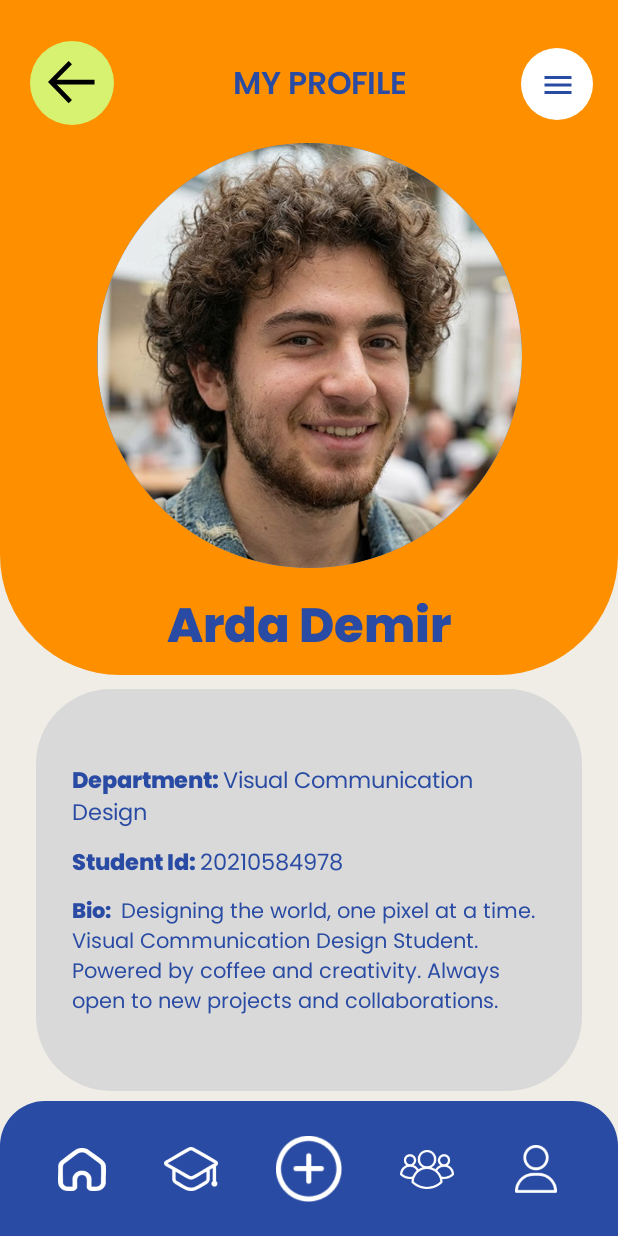
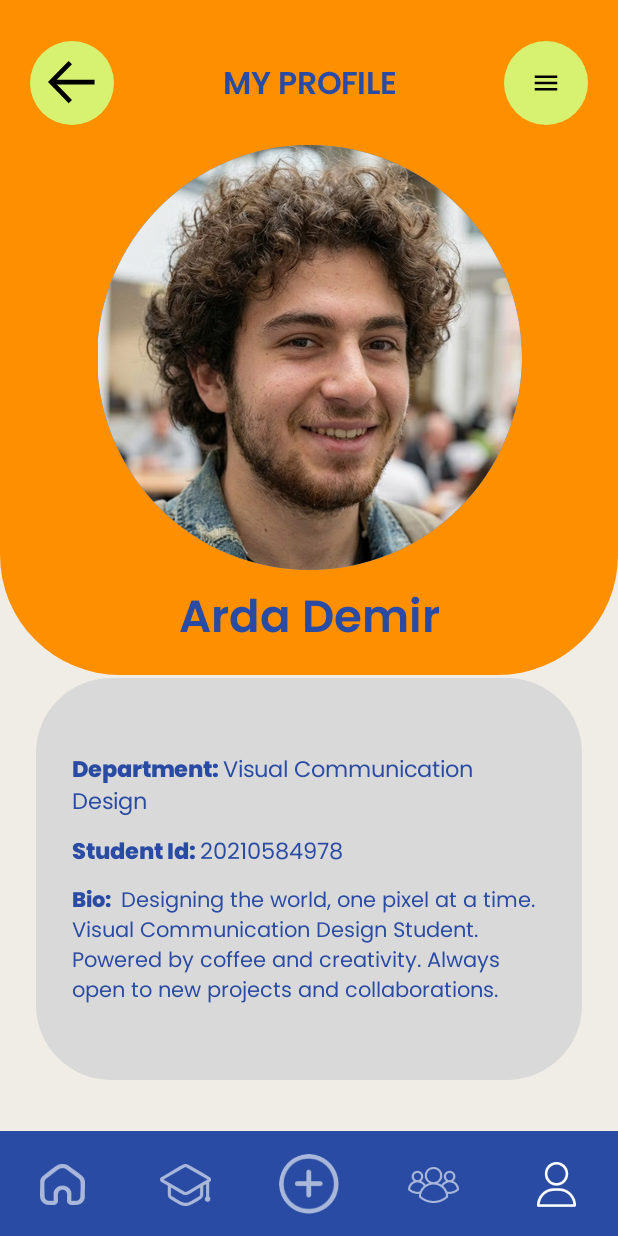
Before and after one commit to rookie238/YUSHARE, an Android app built with Jetpack Compose: the @Preview function ProfileScreenPreview, on a phone screen of 412 x 824 dp. Run offline under Robolectric (Android 15) with nearby library versions, the phone set to English and light mode, and no system bars.

Commit message:
profile screeni bitirdim

```diff
--- a/app/src/main/java/com/example/yushare/ui/screens/ProfileScreen.kt
+++ b/app/src/main/java/com/example/yushare/ui/screens/ProfileScreen.kt
@@ -5,12 +5,13 @@ import androidx.compose.foundation.background
 import androidx.compose.foundation.layout.*
 import androidx.compose.foundation.shape.CircleShape
 import androidx.compose.foundation.shape.RoundedCornerShape
-import androidx.compose.material.icons.Icons
-import androidx.compose.material.icons.filled.Menu
 import androidx.compose.material3.Icon
 import androidx.compose.material3.IconButton
 import androidx.compose.material3.Text
 import androidx.compose.runtime.Composable
+import androidx.compose.runtime.getValue
+import androidx.compose.runtime.mutableStateOf
+import androidx.compose.runtime.remember
 import androidx.compose.ui.Alignment
 import androidx.compose.ui.Modifier
 import androidx.compose.ui.draw.clip
@@ -22,10 +23,12 @@ import androidx.compose.ui.text.buildAnnotatedString
 import androidx.compose.ui.text.font.Font
 import androidx.compose.ui.text.font.FontFamily
 import androidx.compose.ui.text.font.FontWeight
+import androidx.compose.ui.text.style.TextAlign
 import androidx.compose.ui.text.withStyle
 import androidx.compose.ui.tooling.preview.Preview
 import androidx.compose.ui.unit.dp
 import androidx.compose.ui.unit.sp
+import androidx.compose.runtime.setValue
 import com.example.yushare.R
 
 // --- 1. FONT VE RENKLER ---
@@ -38,7 +41,7 @@ val poppinsFontFamily = FontFamily(
 val ProfileBgColor = Color(0xFFEFEDE6)
 val ProfileOrange = Color(0xFFFE9000)
 val ProfileBlue = Color(0xFF294BA3)
-val ProfileInfoBg = Color(0xFFD9D9D9)
+
 
 @Composable
 fun ProfileScreen() {
@@ -70,7 +73,8 @@ fun ProfileScreen() {
                         .size(56.dp)
                         .background(
                             color = Color(0xFFD7F171),
-                            shape = CircleShape)
+                            shape = CircleShape
+                        )
 
                 ) {
                     Icon(
@@ -91,13 +95,16 @@ fun ProfileScreen() {
                 IconButton(
                     onClick = { /* Menü Aç */ },
                     modifier = Modifier
-                        .size(42.dp)
-                        .background(Color.White, CircleShape)
+                        .size(56.dp)
+                        .background(
+                            color = Color(0xFFD7F171),
+                            shape = CircleShape
+                        )
                 ) {
                     Icon(
-                        imageVector = Icons.Default.Menu,
+                        painter = painterResource(id = R.drawable.ic_menu_burger),
                         contentDescription = "Menu",
-                        tint = ProfileBlue
+                        tint = Color.Black
                     )
                 }
             }
@@ -113,6 +120,7 @@ fun ProfileScreen() {
             Spacer(modifier = Modifier.height(95.dp))
 
             // Avatar
+            Spacer(modifier = Modifier.height(1.dp))
             Box(
                 modifier = Modifier
                     .size(283.dp)
@@ -127,26 +135,32 @@ fun ProfileScreen() {
                 )
             }
 
-            Spacer(modifier = Modifier.height(16.dp))
+            Spacer(modifier = Modifier.height(10.dp))
 
             // İsim
-            Text(
-                text = "Arda Demir",
-                color = ProfileBlue,
-                fontSize = 32.sp,
-                fontWeight = FontWeight.ExtraBold,
-                fontFamily = poppinsFontFamily
-            )
+            Box(
+                modifier = Modifier.fillMaxWidth(),
+                contentAlignment = Alignment.Center
+            ) {
+                Text(
+                    text = "Arda Demir",
+                    color = ProfileBlue,
+                    fontSize = 30.sp,
+                    fontWeight = FontWeight.SemiBold,
+                    fontFamily = poppinsFontFamily,
+                    textAlign = TextAlign.Center
+                )
+            }
             Spacer(modifier = Modifier.height(20.dp))
 
             // BİLGİ KARTI
-            Box(
+            Column(
                 modifier = Modifier
                     .fillMaxWidth()
                     .padding(horizontal = 24.dp) // Sağdan soldan biraz boşluk
                     .background(
-                        color = ProfileInfoBg,
-                        shape = RoundedCornerShape(50.dp)
+                        color = Color(0xFFD9D9D9),
+                        shape = RoundedCornerShape( 50.dp)
                     )
                     .padding(vertical = 50.dp, horizontal = 24.dp)
             ) {
@@ -196,35 +210,74 @@ fun ProfileScreen() {
         }
 
         // --- C) ALT MENÜ (Bottom Bar) ---
+        var selectedItemIndex by remember { mutableStateOf(4) }
+
         Box(
             modifier = Modifier
                 .fillMaxWidth()
-                .height(90.dp)
-                .align(Alignment.BottomCenter)
+                .height(70.dp) // Yüksekliği
+                .background(ProfileBlue) // Direkt mavi renk (Çizim yok)
+                .align(Alignment.BottomCenter) // Ekranın en altına yapıştır
         ) {
-            Box(
-                modifier = Modifier
-                    .fillMaxSize()
-                    .background(
-                        color = ProfileBlue,
-                        shape = RoundedCornerShape(topStart = 30.dp, topEnd = 30.dp)
-                    )
-            )
+            // İkonları Yan Yana Diz
             Row(
                 modifier = Modifier.fillMaxSize(),
-                horizontalArrangement = Arrangement.SpaceEvenly,
-                verticalAlignment = Alignment.CenterVertically
+                horizontalArrangement = Arrangement.SpaceAround, // Eşit aralıklarla diz
+                verticalAlignment = Alignment.CenterVertically // Dikeyde ortala
             ) {
-                // İKON İSİMLERİNİ KONTROL ET
-                Icon(painter = painterResource(id = R.drawable.ic_nav_home), contentDescription = "Home", tint = Color.White, modifier = Modifier.size(32.dp))
-                Icon(painter = painterResource(id = R.drawable.ic_nav_school), contentDescription = "School", tint = Color.White, modifier = Modifier.size(36.dp))
-                Icon(painter = painterResource(id = R.drawable.ic_nav_add), contentDescription = "Add", tint = Color.White, modifier = Modifier.size(44.dp))
-                Icon(painter = painterResource(id = R.drawable.ic_nav_groups), contentDescription = "Groups", tint = Color.White, modifier = Modifier.size(36.dp))
-                Icon(painter = painterResource(id = R.drawable.ic_nav_profile), contentDescription = "Profile", tint = Color.White, modifier = Modifier.size(32.dp))
+                // 0: Ana Sayfa
+                IconButton(onClick = { selectedItemIndex = 0 }) {
+                    Icon(
+                        painter = painterResource(id = R.drawable.ic_nav_home),
+                        contentDescription = "Home",
+                        tint = if (selectedItemIndex == 0) Color.White else Color.White.copy(alpha = 0.6f), // Seçili değilse biraz soluk yapalım mı?
+                        modifier = Modifier.size(30.dp)
+                    )
+                }
+
+                // 1: Okul
+                IconButton(onClick = { selectedItemIndex = 1 }) {
+                    Icon(
+                        painter = painterResource(id = R.drawable.ic_nav_school),
+                        contentDescription = "School",
+                        tint = if (selectedItemIndex == 1) Color.White else Color.White.copy(alpha = 0.6f),
+                        modifier = Modifier.size(34.dp)
+                    )
+                }
+
+                // 2: Ekle (+)
+                IconButton(onClick = { selectedItemIndex = 2 }) {
+                    Icon(
+                        painter = painterResource(id = R.drawable.ic_nav_add),
+                        contentDescription = "Add",
+                        tint = if (selectedItemIndex == 2) Color.White else Color.White.copy(alpha = 0.6f),
+                        modifier = Modifier.size(40.dp)
+                    )
+                }
+
+                // 3: Gruplar
+                IconButton(onClick = { selectedItemIndex = 3 }) {
+                    Icon(
+                        painter = painterResource(id = R.drawable.ic_nav_groups),
+                        contentDescription = "Groups",
+                        tint = if (selectedItemIndex == 3) Color.White else Color.White.copy(alpha = 0.6f),
+                        modifier = Modifier.size(34.dp)
+                    )
+                }
+
+                // 4: Profil
+                IconButton(onClick = { selectedItemIndex = 4 }) {
+                    Icon(
+                        painter = painterResource(id = R.drawable.ic_nav_profile),
+                        contentDescription = "Profile",
+                        tint = if (selectedItemIndex == 4) Color.White else Color.White.copy(alpha = 0.6f),
+                        modifier = Modifier.size(30.dp)
+                    )
+                }
             }
         }
     }
-}
+    }
 
 // --- 3. PREVIEW FONKSİYONU ---
 @Preview(showBackground = true)
--- /dev/null
+++ b/app/src/main/res/drawable/ic_menu_burger.xml
@@ -0,0 +1,9 @@
+<vector xmlns:android="http://schemas.android.com/apk/res/android"
+    android:width="20dp"
+    android:height="20dp"
+    android:viewportWidth="24.0"
+    android:viewportHeight="24.0">
+    <path
+        android:fillColor="#000000"
+        android:pathData="M3,6H21V8H3V6M3,11H21V13H3V11M3,16H21V18H3V16Z"/>
+</vector>
```
